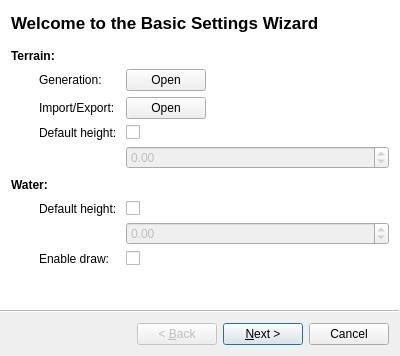
Above: src/ui/basic_settings.ui from glararan/QEditor before the change. Below: the same form after it.
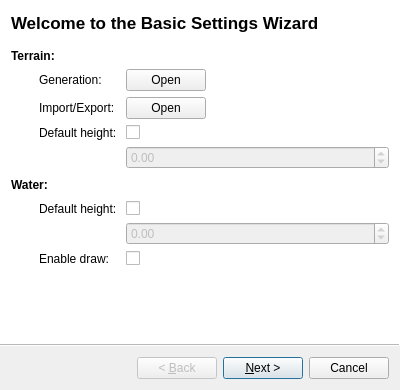
That is the form after the change.

Diff of the .ui file:
```diff
--- a/src/ui/basic_settings.ui
+++ b/src/ui/basic_settings.ui
@@ -7,19 +7,19 @@
     <x>0</x>
     <y>0</y>
     <width>400</width>
-    <height>356</height>
+    <height>390</height>
    </rect>
   </property>
   <property name="minimumSize">
    <size>
     <width>400</width>
-    <height>356</height>
+    <height>390</height>
    </size>
   </property>
   <property name="maximumSize">
    <size>
     <width>400</width>
-    <height>356</height>
+    <height>390</height>
    </size>
   </property>
   <property name="windowTitle">
```
